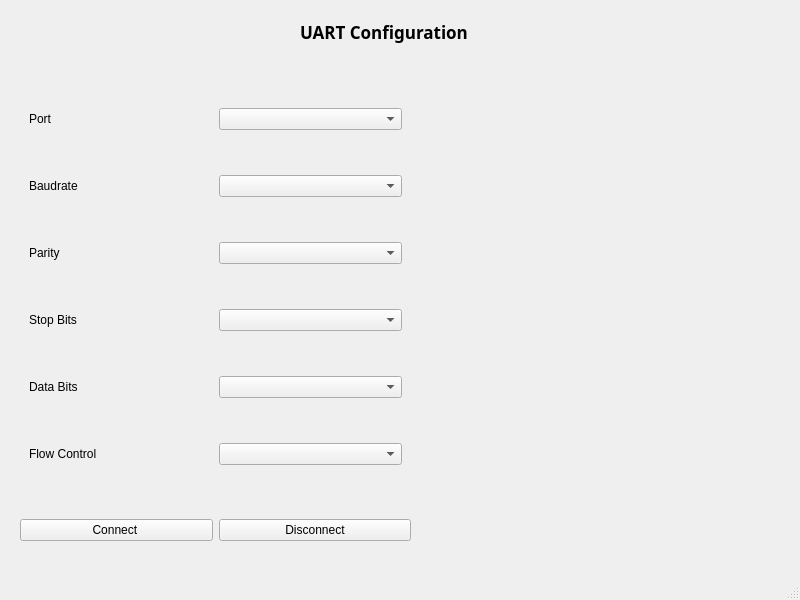
Above: uart.ui from Nourreddine1920/Serial_Port_COM before the change. Below: the same form after it.
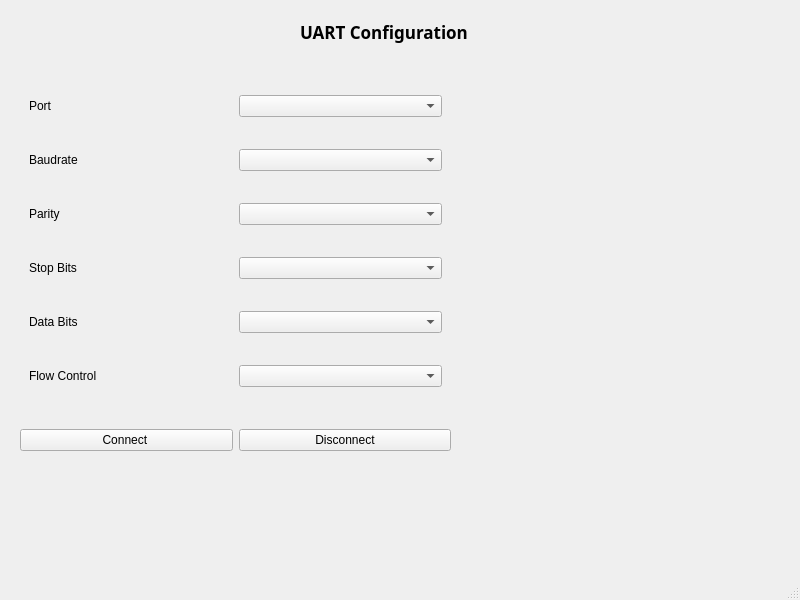
That is the form after the change.

Commit message: title of window

The edit to the form file:
```diff
--- a/uart.ui
+++ b/uart.ui
@@ -39,8 +39,8 @@
      <rect>
       <x>20</x>
       <y>60</y>
-      <width>391</width>
-      <height>481</height>
+      <width>431</width>
+      <height>391</height>
      </rect>
     </property>
     <layout class="QVBoxLayout" name="verticalLayout_2">
```
The commit also changes 1 other file.
